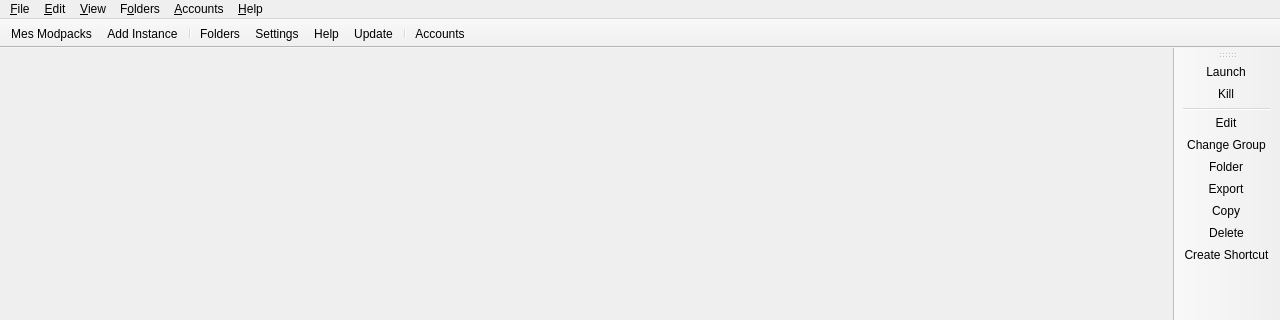
Above: launcher/ui/MainWindow.ui from RayanLhrd/RayLauncher before the change; both pictures show x 0 to 1280 and y 0 to 320 of the 1280 by 720 pixel window. Below: the same form after it.
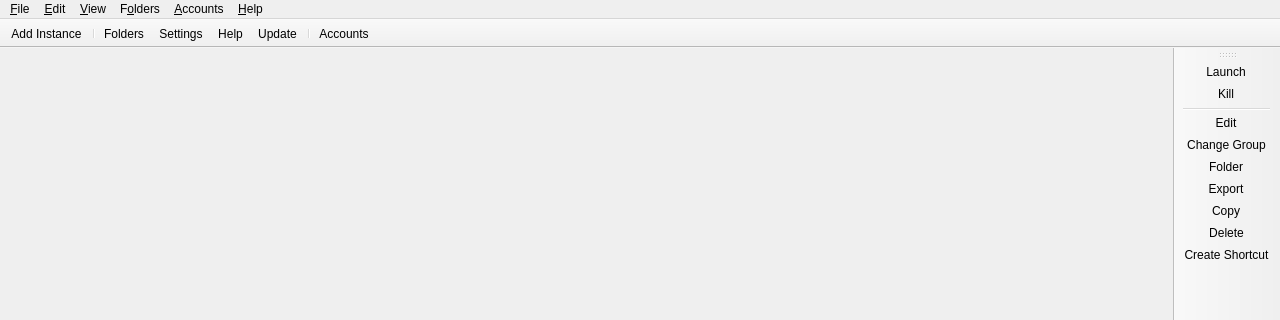
That is the form after the change. Icons and pictures are not drawn. Custom widgets are drawn as their Qt base class.

The edit to the form file:
```diff
--- a/launcher/ui/MainWindow.ui
+++ b/launcher/ui/MainWindow.ui
@@ -59,7 +59,6 @@
    <attribute name="toolBarBreak">
     <bool>false</bool>
    </attribute>
-   <addaction name="actionMyModpacks"/>
    <addaction name="actionAddInstance"/>
    <addaction name="separator"/>
    <addaction name="actionFoldersButton"/>
```
Left out of the diff: 1 changed line with no effect on the pictures.
